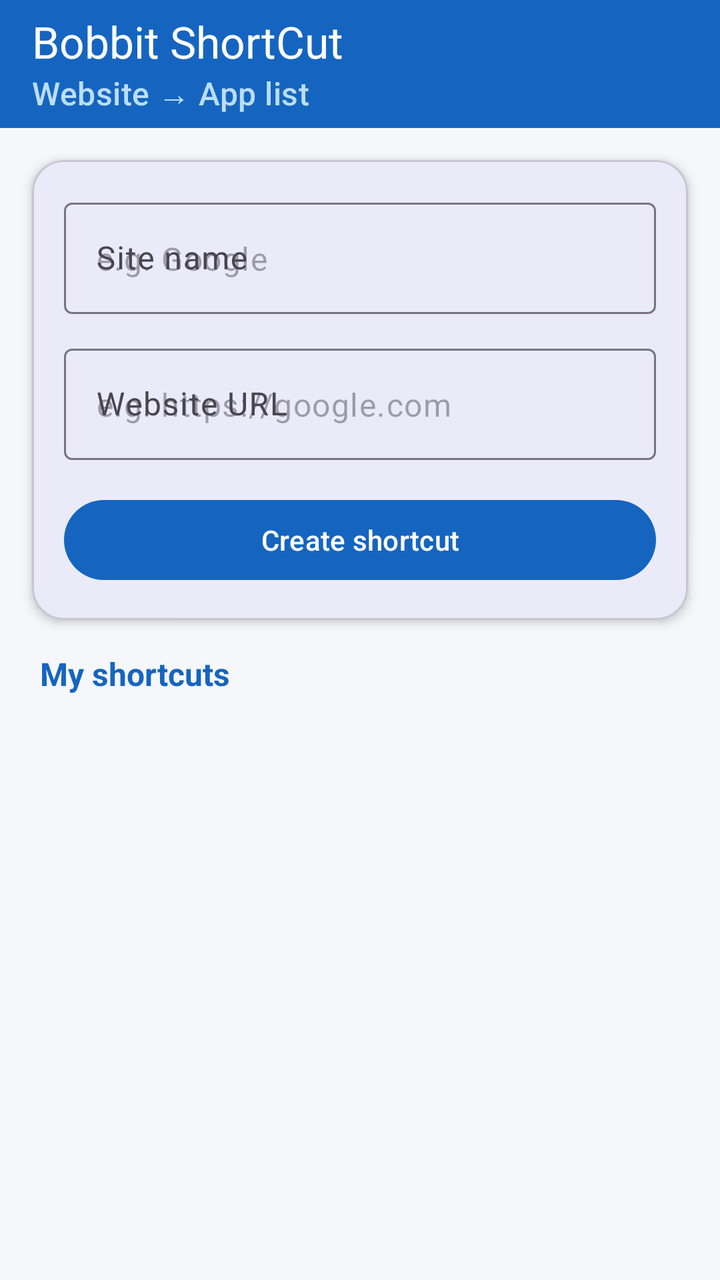
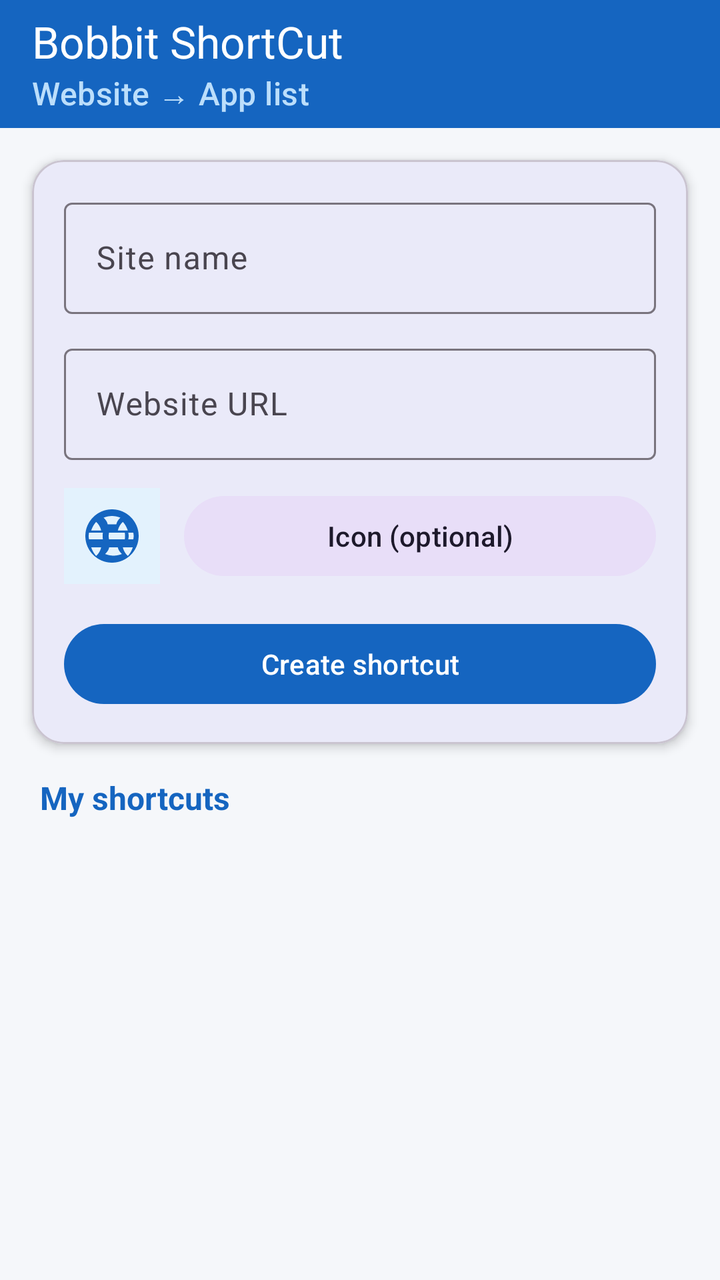

The first picture is an Android layout as it rendered before a commit; the second is the same layout after the commit. The layout source and the unified diff follow.
<!-- AndroidManifest.xml: application theme Theme.BobbitShortCut -->
<!-- res/layout/activity_main.xml -->
<?xml version="1.0" encoding="utf-8"?>
<androidx.coordinatorlayout.widget.CoordinatorLayout
    xmlns:android="http://schemas.android.com/apk/res/android"
    xmlns:app="http://schemas.android.com/apk/res-auto"
    android:layout_width="match_parent"
    android:layout_height="match_parent"
    android:fitsSystemWindows="true"
    android:background="#F5F7FA">

    <com.google.android.material.appbar.AppBarLayout
        android:layout_width="match_parent"
        android:layout_height="wrap_content">

        <com.google.android.material.appbar.MaterialToolbar
            android:id="@+id/toolbar"
            android:layout_width="match_parent"
            android:layout_height="?attr/actionBarSize"
            android:background="?attr/colorPrimary"
            app:title="@string/app_name"
            app:titleTextColor="@android:color/white"
            app:subtitle="Website → App list"
            app:subtitleTextColor="#BBDEFB" />
    </com.google.android.material.appbar.AppBarLayout>

    <LinearLayout
        android:layout_width="match_parent"
        android:layout_height="match_parent"
        android:orientation="vertical"
        app:layout_behavior="@string/appbar_scrolling_view_behavior">

        <com.google.android.material.card.MaterialCardView
            android:layout_width="match_parent"
            android:layout_height="wrap_content"
            android:layout_margin="16dp"
            app:cardCornerRadius="16dp"
            app:cardElevation="3dp">

            <LinearLayout
                android:layout_width="match_parent"
                android:layout_height="wrap_content"
                android:orientation="vertical"
                android:padding="16dp">

                <com.google.android.material.textfield.TextInputLayout
                    android:layout_width="match_parent"
                    android:layout_height="wrap_content"
                    android:hint="@string/site_name"
                    style="@style/Widget.Material3.TextInputLayout.OutlinedBox">

                    <com.google.android.material.textfield.TextInputEditText
                        android:id="@+id/edtName"
                        android:layout_width="match_parent"
                        android:layout_height="wrap_content"
                        android:inputType="textCapWords"
                        android:maxLines="1"
                        android:textColor="#212121"
                        android:hint="@string/hint_name" />
                </com.google.android.material.textfield.TextInputLayout>

                <com.google.android.material.textfield.TextInputLayout
                    android:layout_width="match_parent"
                    android:layout_height="wrap_content"
                    android:layout_marginTop="12dp"
                    android:hint="@string/site_url"
                    style="@style/Widget.Material3.TextInputLayout.OutlinedBox">

                    <com.google.android.material.textfield.TextInputEditText
                        android:id="@+id/edtUrl"
                        android:layout_width="match_parent"
                        android:layout_height="wrap_content"
                        android:inputType="textUri"
                        android:maxLines="2"
                        android:textColor="#212121"
                        android:hint="@string/hint_url" />
                </com.google.android.material.textfield.TextInputLayout>

                <com.google.android.material.button.MaterialButton
                    android:id="@+id/btnCreate"
                    android:layout_width="match_parent"
                    android:layout_height="wrap_content"
                    android:layout_marginTop="16dp"
                    android:text="@string/create_shortcut"
                    android:textAllCaps="false" />
            </LinearLayout>
        </com.google.android.material.card.MaterialCardView>

        <TextView
            android:layout_width="match_parent"
            android:layout_height="wrap_content"
            android:paddingHorizontal="20dp"
            android:paddingBottom="8dp"
            android:text="@string/my_shortcuts"
            android:textStyle="bold"
            android:textColor="#1565C0"
            android:textSize="16sp" />

        <androidx.recyclerview.widget.RecyclerView
            android:id="@+id/recycler"
            android:layout_width="match_parent"
            android:layout_height="0dp"
            android:layout_weight="1"
            android:paddingHorizontal="12dp"
            android:clipToPadding="false"
            android:paddingBottom="16dp" />

        <TextView
            android:id="@+id/txtEmpty"
            android:layout_width="match_parent"
            android:layout_height="0dp"
            android:layout_weight="1"
            android:gravity="center"
            android:text="@string/empty"
            android:textColor="#78909C"
            android:textSize="15sp"
            android:visibility="gone" />
    </LinearLayout>

    <FrameLayout
        android:id="@+id/progressOverlay"
        android:layout_width="match_parent"
        android:layout_height="match_parent"
        android:background="#99000000"
        android:clickable="true"
        android:focusable="true"
        android:visibility="gone">

        <LinearLayout
            android:layout_width="wrap_content"
            android:layout_height="wrap_content"
            android:layout_gravity="center"
            android:orientation="vertical"
            android:gravity="center"
            android:padding="24dp"
            android:background="@android:color/white">

            <ProgressBar
                android:layout_width="wrap_content"
                android:layout_height="wrap_content" />

            <TextView
                android:layout_width="wrap_content"
                android:layout_height="wrap_content"
                android:layout_marginTop="12dp"
                android:text="@string/creating"
                android:textColor="#212121" />
        </LinearLayout>
    </FrameLayout>

</androidx.coordinatorlayout.widget.CoordinatorLayout>
<!-- resources referenced by this layout -->
<resources>
  <string name="app_name">Bobbit ShortCut</string>
  <string name="create_shortcut">Create shortcut</string>
  <string name="creating">Creating shortcut…</string>
  <string name="empty">No shortcuts yet.\nEnter a name and URL above.</string>
  <string name="hint_name">e.g. Google</string>
  <string name="hint_url">e.g. https://google.com</string>
  <string name="my_shortcuts">My shortcuts</string>
  <string name="site_name">Site name</string>
  <string name="site_url">Website URL</string>
  <style name="Theme.BobbitShortCut" parent="Theme.Material3.Light.NoActionBar">
          <item name="colorPrimary">#1565C0</item>
          <item name="colorPrimaryContainer">#E3F2FD</item>
          <item name="colorOnPrimary">@android:color/white</item>
          <item name="colorSecondary">#00897B</item>
          <item name="android:statusBarColor">#0D47A1</item>
          <item name="android:navigationBarColor">#FAFAFA</item>
          <item name="android:windowLightNavigationBar">true</item>
          <item name="android:textColorPrimary">#212121</item>
          <item name="android:textColorSecondary">#424242</item>
      </style>
</resources>

<!-- the commit's change to res/layout/activity_main.xml (unified diff, before → after) -->
@@ -53,8 +53,7 @@
                         android:layout_height="wrap_content"
                         android:inputType="textCapWords"
                         android:maxLines="1"
-                        android:textColor="#212121"
-                        android:hint="@string/hint_name" />
+                        android:textColor="#212121" />
                 </com.google.android.material.textfield.TextInputLayout>
 
                 <com.google.android.material.textfield.TextInputLayout
@@ -70,9 +69,46 @@
                         android:layout_height="wrap_content"
                         android:inputType="textUri"
                         android:maxLines="2"
-                        android:textColor="#212121"
-                        android:hint="@string/hint_url" />
+                        android:textColor="#212121" />
                 </com.google.android.material.textfield.TextInputLayout>
+
+                
+                <LinearLayout
+                    android:layout_width="match_parent"
+                    android:layout_height="wrap_content"
+                    android:layout_marginTop="14dp"
+                    android:orientation="horizontal"
+                    android:gravity="center_vertical">
+
+                    <ImageView
+                        android:id="@+id/imgCustomIcon"
+                        android:layout_width="48dp"
+                        android:layout_height="48dp"
+                        android:scaleType="centerCrop"
+                        android:background="#E3F2FD"
+                        android:padding="4dp"
+                        android:src="@drawable/ic_default_site"
+                        android:contentDescription="@string/choose_icon" />
+
+                    <com.google.android.material.button.MaterialButton
+                        android:id="@+id/btnPickIcon"
+                        style="@style/Widget.Material3.Button.TonalButton"
+                        android:layout_width="0dp"
+                        android:layout_height="wrap_content"
+                        android:layout_weight="1"
+                        android:layout_marginStart="12dp"
+                        android:text="@string/choose_icon"
+                        android:textAllCaps="false" />
+
+                    <com.google.android.material.button.MaterialButton
+                        android:id="@+id/btnClearIcon"
+                        style="@style/Widget.Material3.Button.TextButton"
+                        android:layout_width="wrap_content"
+                        android:layout_height="wrap_content"
+                        android:text="@string/clear_icon"
+                        android:textAllCaps="false"
+                        android:visibility="gone" />
+                </LinearLayout>
 
                 <com.google.android.material.button.MaterialButton
                     android:id="@+id/btnCreate"
<!-- resource entries referenced after the edit -->
@@ -1,11 +1,25 @@
 <!-- resources referenced by this layout -->
 <resources>
+  <!-- drawable ic_default_site (drawable) -->
+  <?xml version="1.0" encoding="utf-8"?>
+  <vector xmlns:android="http://schemas.android.com/apk/res/android"
+      android:width="48dp"
+      android:height="48dp"
+      android:viewportWidth="48"
+      android:viewportHeight="48">
+      <path
+          android:fillColor="#E3F2FD"
+          android:pathData="M24,4c-11,0 -20,9 -20,20s9,20 20,20 20,-9 20,-20 -9,-20 -20,-20z" />
+      <path
+          android:fillColor="#1565C0"
+          android:pathData="M24,8c-8.8,0 -16,7.2 -16,16s7.2,16 16,16 16,-7.2 16,-16 -7.2,-16 -16,-16zM24,12c1.8,0 3.5,0.4 5,1 -0.8,0.9 -2,2 -2.4,4h-5.2c-0.4,-2 -1.6,-3.1 -2.4,-4 1.5,-0.6 3.2,-1 5,-1zM14.5,15.5c1,1 2.4,2.6 3,5.2h-6c0.7,-2.1 1.8,-3.9 3,-5.2zM30.5,15.5c1.2,1.3 2.3,3.1 3,5.2h-6c0.6,-2.6 2,-4.2 3,-5.2zM10,24c0,-0.7 0.1,-1.4 0.2,-2h8.3c-0.1,0.7 -0.1,1.3 -0.1,2s0,1.3 0.1,2h-8.3C10.1,25.4 10,24.7 10,24zM22,24c0,-0.7 0.1,-1.4 0.2,-2h11.6c0.1,0.6 0.2,1.3 0.2,2s-0.1,1.4 -0.2,2H22.2c-0.1,-0.6 -0.2,-1.3 -0.2,-2zM36.8,22c0.1,0.6 0.2,1.3 0.2,2s-0.1,1.4 -0.2,2h-5.1c0.1,-0.7 0.1,-1.3 0.1,-2s0,-1.3 -0.1,-2h5.1zM11.5,30.8h6c-0.6,2.6 -2,4.2 -3,5.2 -1.2,-1.3 -2.3,-3.1 -3,-5.2zM20.5,30.8h7c0.4,2 1.6,3.1 2.4,4 -1.5,0.6 -3.2,1 -5,1s-3.5,-0.4 -5,-1c0.8,-0.9 2,-2 2.4,-4h-1.8zM30.5,30.8h6c-0.7,2.1 -1.8,3.9 -3,5.2 -1,-1 -2.4,-2.6 -3,-5.2z" />
+  </vector>
   <string name="app_name">Bobbit ShortCut</string>
+  <string name="choose_icon">Icon (optional)</string>
+  <string name="clear_icon">Clear</string>
   <string name="create_shortcut">Create shortcut</string>
   <string name="creating">Creating shortcut…</string>
   <string name="empty">No shortcuts yet.\nEnter a name and URL above.</string>
-  <string name="hint_name">e.g. Google</string>
-  <string name="hint_url">e.g. https://google.com</string>
   <string name="my_shortcuts">My shortcuts</string>
   <string name="site_name">Site name</string>
   <string name="site_url">Website URL</string>
